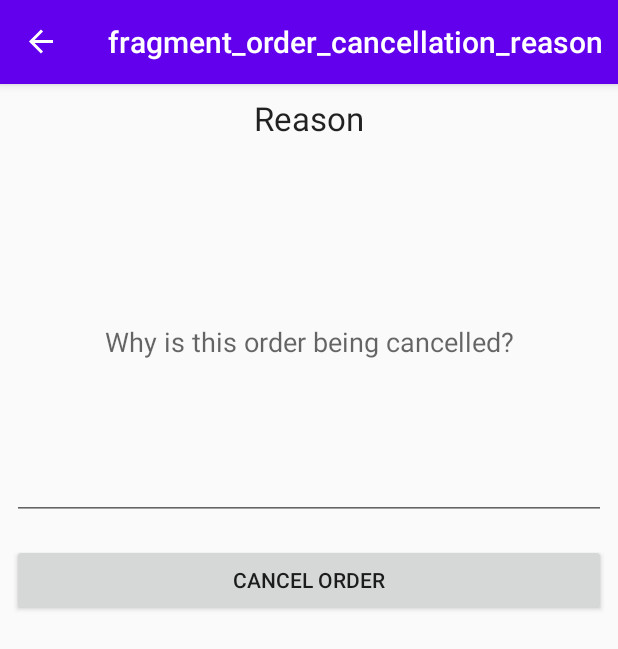
After one commit to anantkataria/Fruitwala-Admin, an Android app: the OrderCancellationReasonFragment screen opened through its navigation route, on a phone screen of 412 x 824 dp. The commit adds this screen. Shown: the top 649 px of the screen. Run offline under Robolectric (Android 15) with nearby library versions, the phone set to English and light mode, and no system bars; our stand-ins replace Firebase (no records; nobody signed in at launch, a user with empty details on screens opened directly), navigation-ui; 5 statements that could not run were skipped.

```diff
--- a/app/src/main/java/com/anantdevelopers/adminswipesinalpha2/AllOrdersFragment/AllOrdersFragment.java
+++ b/app/src/main/java/com/anantdevelopers/adminswipesinalpha2/AllOrdersFragment/AllOrdersFragment.java
@@ -75,6 +75,7 @@ public class AllOrdersFragment extends Fragment {
                          noOrdersTxt.setVisibility(View.VISIBLE);
                     }
                     else {
+                         noOrdersTxt.setVisibility(View.GONE);
                          adapter = new OrderItemAdapter(orders);
                          progressBar.setVisibility(View.GONE);
                          recyclerView.setVisibility(View.VISIBLE);
--- /dev/null
+++ b/app/src/main/java/com/anantdevelopers/adminswipesinalpha2/AllOrdersFragment/OrderCancellationReasonFragment.java
@@ -0,0 +1,173 @@
+package com.anantdevelopers.adminswipesinalpha2.AllOrdersFragment;
+
+import android.app.AlertDialog;
+import android.content.DialogInterface;
+import android.os.Bundle;
+
+import androidx.annotation.NonNull;
+import androidx.annotation.Nullable;
+import androidx.fragment.app.Fragment;
+import androidx.lifecycle.ViewModel;
+import androidx.lifecycle.ViewModelProvider;
+import androidx.navigation.Navigation;
+
+import android.view.LayoutInflater;
+import android.view.View;
+import android.view.ViewGroup;
+import android.widget.Button;
+import android.widget.EditText;
+import android.widget.LinearLayout;
+import android.widget.Toast;
+
+import com.anantdevelopers.adminswipesinalpha2.AllPreviousOrdersFragment.LocalDatabase.AllPreviousOrdersViewModel;
+import com.anantdevelopers.adminswipesinalpha2.AllPreviousOrdersFragment.LocalDatabase.DatabaseNode;
+import com.anantdevelopers.adminswipesinalpha2.R;
+import com.anantdevelopers.adminswipesinalpha2.Stuff.CheckoutUser;
+import com.anantdevelopers.adminswipesinalpha2.Stuff.FruitItem;
+import com.anantdevelopers.adminswipesinalpha2.Stuff.User;
+import com.google.android.gms.tasks.OnFailureListener;
+import com.google.android.gms.tasks.OnSuccessListener;
+import com.google.android.material.snackbar.Snackbar;
+import com.google.firebase.database.DatabaseReference;
+import com.google.firebase.database.FirebaseDatabase;
+
+import java.util.ArrayList;
+import java.util.HashMap;
+
+
+public class OrderCancellationReasonFragment extends Fragment {
+
+     private EditText cancellationReasonEditText;
+     private LinearLayout parentLayout;
+
+     private DatabaseReference databaseReference;
+
+     private CheckoutUser user;
+     private User u;
+
+     private String authPhoneNumber, pushKey;
+
+     public OrderCancellationReasonFragment() {
+          // Required empty public constructor
+     }
+
+     @Override
+     public void onCreate(@Nullable Bundle savedInstanceState) {
+          super.onCreate(savedInstanceState);
+
+          Bundle b = getArguments();
+          user = b.getParcelable("Order");
+          u = b.getParcelable("user");
+
+          authPhoneNumber = u.getPhoneNum1();
+          pushKey = user.getFirebaseDatabaseKey();
+
+          databaseReference = FirebaseDatabase.getInstance().getReference();
+     }
+
+     @Override
+     public View onCreateView(LayoutInflater inflater, ViewGroup container,
+                              Bundle savedInstanceState) {
+          // Inflate the layout for this fragment
+          final View view = inflater.inflate(R.layout.fragment_order_cancellation_reason, container, false);
+
+          parentLayout = view.findViewById(R.id.parent_layout);
+          Button cancelOrderButton = view.findViewById(R.id.cancel_order_button);
+          cancellationReasonEditText = view.findViewById(R.id.cancellation_reason_edit_text);
+
+          cancelOrderButton.setOnClickListener(new View.OnClickListener() {
+               @Override
+               public void onClick(final View v) {
+                    final String text = cancellationReasonEditText.getText().toString();
+
+                    if (text.isEmpty()){
+                         Snackbar.make(parentLayout, "Enter Cancellation Reason!", Snackbar.LENGTH_SHORT).show();
+                    }
+                    else {
+                         // add the order in to "delivered or cancelled" with the reason added, which will be used
+                         // for body of Notification which will be sent to that user.
+                         AlertDialog.Builder builder = new AlertDialog.Builder(getContext());
+                         builder.setMessage("Are you sure you want to cancel this order?");
+                         builder.setPositiveButton("Yes please", new DialogInterface.OnClickListener() {
+                              @Override
+                              public void onClick(DialogInterface dialog, int which) {
+                                   user.setStatus("ORDER CANCELLED");
+                                   long orderDeliveredDate = System.currentTimeMillis();
+                                   user.setOrderDeliveredOrCancelledDate(orderDeliveredDate + "");
+
+                                   removeOrderFromOrders();
+                                   moveOrderToDeliveredOrCancelled(view, text);
+
+                              }
+                         }).setNegativeButton("Nope", new DialogInterface.OnClickListener() {
+                              @Override
+                              public void onClick(DialogInterface dialog, int which) {
+                                   dialog.dismiss();
+                              }
+                         });
+
+                         AlertDialog dialog = builder.create();
+                         dialog.show();
+                    }
+               }
+          });
+
+          return view;
+     }
+
+     private void removeOrderFromOrders() {
+          databaseReference.child("Orders").child(authPhoneNumber).child(pushKey).removeValue().addOnSuccessListener(new OnSuccessListener<Void>() {
+               @Override
+               public void onSuccess(Void aVoid) {
+                    Toast.makeText(getContext(), "removed from orders", Toast.LENGTH_SHORT).show();
+               }
+          }).addOnFailureListener(new OnFailureListener() {
+               @Override
+               public void onFailure(@NonNull Exception e) {
+                    Toast.makeText(getContext(), "Error in removeOrderFromOrders() :" + e, Toast.LENGTH_SHORT).show();
+               }
+          });
+     }
+
+     private void moveOrderToDeliveredOrCancelled(final View v, String reason) {
+
+          HashMap<String, Object> map = new HashMap<>();
+          map.put("Order", user);
+          map.put("Reason", reason);
+
+          databaseReference.child("Delivered or Cancelled").child(authPhoneNumber).child(pushKey).setValue(map).addOnSuccessListener(new OnSuccessListener<Void>() {
+               @Override
+               public void onSuccess(Void aVoid) {
+                    Toast.makeText(getContext(), "Added To 'Delivered or Cancelled'", Toast.LENGTH_SHORT).show();
+                    //finish();
+                    addOrderToAllPreviousOrdersFragment();
+                    Navigation.findNavController(v).popBackStack(R.id.all_orders_dest, false);
+
+               }
+          }).addOnFailureListener(new OnFailureListener() {
+               @Override
+               public void onFailure(@NonNull Exception e) {
+                    Toast.makeText(getContext(), "Failure : " + e, Toast.LENGTH_SHORT).show();
+               }
+          });
+
+     }
+
+     private void addOrderToAllPreviousOrdersFragment() {
+          String FruitsList="";
+          int totalPrice=0;
+          ArrayList<FruitItem> fruits = user.getFruits();
+
+          AllPreviousOrdersViewModel allPreviousOrdersViewModel = new ViewModelProvider(this).get(AllPreviousOrdersViewModel.class);
+
+          for(FruitItem f: fruits){
+               FruitsList += f.getFruitName() + ", " + f.getFruitQty() + ", " + f.getFruitPrice() + "\n";
+               totalPrice += Integer.valueOf(f.getFruitPrice().replaceAll("[Rs.\\s]", ""));
+          }
+
+          String Address ="Building:" + u.getBuilding() + ", wing:" + u.getWing() + ", Room:" + u.getRoom();
+          DatabaseNode node = new DatabaseNode(u.getUserName(), u.getPhoneNum1(), u.getPhoneNum2(), FruitsList, Integer.toString(totalPrice), user.getOrderPlacedDate(), user.getOrderDeliveredOrCancelledDate() ,user.getStatus(), user.getPaymentMethod(), Address);
+          allPreviousOrdersViewModel.insert(node);
+     }
+
+}
--- /dev/null
+++ b/app/src/main/res/layout/fragment_order_cancellation_reason.xml
@@ -0,0 +1,36 @@
+<?xml version="1.0" encoding="utf-8"?>
+<LinearLayout
+    android:id="@+id/parent_layout"
+    xmlns:android="http://schemas.android.com/apk/res/android"
+    xmlns:tools="http://schemas.android.com/tools"
+    android:layout_width="match_parent"
+    android:layout_height="match_parent"
+    android:orientation="vertical"
+    tools:context=".AllOrdersFragment.OrderCancellationReasonFragment">
+
+    <TextView
+        android:text="Reason"
+        android:gravity="center"
+        android:layout_margin="8dp"
+        android:textAppearance="@style/TextAppearance.AppCompat.Large"
+        android:layout_width="match_parent"
+        android:layout_height="wrap_content"/>
+
+    <EditText
+        android:id="@+id/cancellation_reason_edit_text"
+        android:layout_width="match_parent"
+        android:layout_height="wrap_content"
+        android:layout_margin='8dp'
+        android:lines="10"
+        android:hint="Why is this order being cancelled?"
+        android:textAppearance="@style/TextAppearance.AppCompat.Medium"
+        android:gravity="center"
+        />
+
+    <Button
+        android:id="@+id/cancel_order_button"
+        android:text="Cancel Order"
+        android:layout_margin="8dp"
+        android:layout_width="match_parent"
+        android:layout_height="wrap_content"/>
+</LinearLayout>
--- a/app/src/main/res/navigation/nav_graph.xml
+++ b/app/src/main/res/navigation/nav_graph.xml
@@ -61,7 +61,15 @@
         android:id="@+id/particularOrderDetailsFragment"
         android:name="com.anantdevelopers.adminswipesinalpha2.AllOrdersFragment.ParticularOrderDetailsFragment"
         android:label="Order"
-        tools:layout="@layout/fragment_particular_order_details" />
+        tools:layout="@layout/fragment_particular_order_details" >
+        <action
+            android:id="@+id/action_particularOrderDetailsFragment_to_orderCancellationReasonFragment"
+            app:destination="@id/orderCancellationReasonFragment"
+            app:enterAnim="@anim/slide_in_right"
+            app:exitAnim="@anim/slide_out_left"
+            app:popEnterAnim="@anim/slide_in_left"
+            app:popExitAnim="@anim/slide_out_right" />
+    </fragment>
     <fragment
         android:id="@+id/particularPastOrderDetailsFragment"
         android:name="com.anantdevelopers.adminswipesinalpha2.AllPreviousOrdersFragment.ParticularPastOrderDetailsFragment"
@@ -107,5 +115,10 @@
         android:name="com.anantdevelopers.adminswipesinalpha2.ChangeWebsiteUrlFragment.ChangeWebsiteUrlFragment2"
         android:label="Change URL"
         tools:layout="@layout/fragment_change_website_url2" />
+    <fragment
+        android:id="@+id/orderCancellationReasonFragment"
+        android:name="com.anantdevelopers.adminswipesinalpha2.AllOrdersFragment.OrderCancellationReasonFragment"
+        android:label="fragment_order_cancellation_reason"
+        tools:layout="@layout/fragment_order_cancellation_reason" />
 
 </navigation>
```
Also changed, not shown: app/build.gradle (+6 -3 lines), app/src/main/java/com/anantdevelopers/adminswipesinalpha2/AllOrdersFragment/ParticularOrderDetailsFragment.java (+8 -6 lines), app/src/main/java/com/anantdevelopers/adminswipesinalpha2/MainActivity.java (+38 -0 lines).
